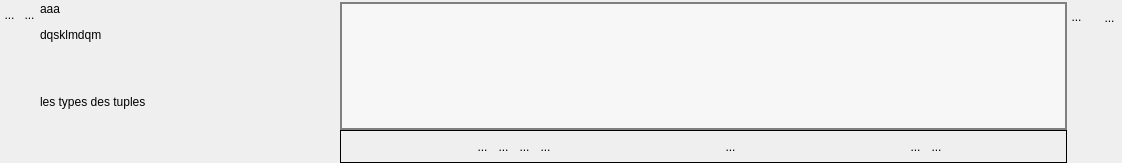
Before: the Qt Designer form UiQT5/desWidgetPlusieursBase.ui in SalomePlatform/eficas_tools, drawn with Qt 5.
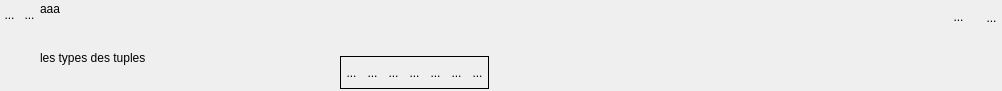
After: the same form once the commit is applied. Icons and pictures are not drawn. Custom widgets are drawn as their Qt base class.

```diff
--- a/UiQT5/desWidgetPlusieursBase.ui
+++ b/UiQT5/desWidgetPlusieursBase.ui
@@ -6,8 +6,8 @@
    <rect>
     <x>0</x>
     <y>0</y>
-    <width>1122</width>
-    <height>163</height>
+    <width>1002</width>
+    <height>91</height>
    </rect>
   </property>
   <property name="sizePolicy">
@@ -31,7 +31,7 @@
 }*/
 </string>
   </property>
-  <layout class="QHBoxLayout" name="horizontalLayout_2">
+  <layout class="QHBoxLayout" name="horizontalLayout_5">
    <property name="spacing">
     <number>0</number>
    </property>
@@ -42,10 +42,10 @@
     <number>2</number>
    </property>
    <property name="rightMargin">
-    <number>2</number>
+    <number>0</number>
    </property>
    <property name="bottomMargin">
-    <number>0</number>
+    <number>2</number>
    </property>
    <item>
     <layout class="QVBoxLayout" name="verticalLayout_3">
@@ -212,7 +212,7 @@
           <x>0</x>
           <y>0</y>
           <width>300</width>
-          <height>101</height>
+          <height>60</height>
          </rect>
         </property>
         <property name="sizePolicy">
@@ -264,13 +264,10 @@
    </item>
    <item>
     <layout class="QVBoxLayout" name="verticalLayout_2">
-     <property name="spacing">
-      <number>0</number>
-     </property>
      <item>
       <widget class="QScrollArea" name="scrollArea">
        <property name="sizePolicy">
-        <sizepolicy hsizetype="Expanding" vsizetype="MinimumExpanding">
+        <sizepolicy hsizetype="Expanding" vsizetype="Expanding">
          <horstretch>0</horstretch>
          <verstretch>0</verstretch>
         </sizepolicy>
@@ -278,20 +275,14 @@
        <property name="minimumSize">
         <size>
          <width>400</width>
-         <height>50</height>
+         <height>20</height>
         </size>
        </property>
        <property name="styleSheet">
-        <string notr="true">background : rgb(247,247,247);
-border: 1px solid gray;
-/* QFrame {
-border: 1px solid gray;
-}*/
-
-</string>
+        <string notr="true"/>
        </property>
        <property name="frameShape">
-        <enum>QFrame::Box</enum>
+        <enum>QFrame::NoFrame</enum>
        </property>
        <property name="frameShadow">
         <enum>QFrame::Plain</enum>
@@ -310,19 +301,19 @@
          <rect>
           <x>0</x>
           <y>0</y>
-          <width>705</width>
-          <height>122</height>
+          <width>589</width>
+          <height>44</height>
          </rect>
         </property>
         <property name="sizePolicy">
-         <sizepolicy hsizetype="Expanding" vsizetype="MinimumExpanding">
+         <sizepolicy hsizetype="Expanding" vsizetype="Expanding">
           <horstretch>0</horstretch>
           <verstretch>0</verstretch>
          </sizepolicy>
         </property>
         <layout class="QVBoxLayout" name="verticalLayoutLE">
          <property name="spacing">
-          <number>2</number>
+          <number>0</number>
          </property>
          <property name="leftMargin">
           <number>2</number>
@@ -341,10 +332,13 @@
            <property name="orientation">
             <enum>Qt::Vertical</enum>
            </property>
+           <property name="sizeType">
+            <enum>QSizePolicy::Fixed</enum>
+           </property>
            <property name="sizeHint" stdset="0">
             <size>
              <width>20</width>
-             <height>40</height>
+             <height>1</height>
             </size>
            </property>
           </spacer>
@@ -354,40 +348,21 @@
       </widget>
      </item>
      <item>
-      <widget class="QFrame" name="frame">
-       <property name="frameShape">
-        <enum>QFrame::Box</enum>
+      <layout class="QHBoxLayout" name="horizontalLayout_2">
+       <property name="sizeConstraint">
+        <enum>QLayout::SetFixedSize</enum>
        </property>
-       <layout class="QHBoxLayout" name="horizontalLayout_6">
-        <property name="leftMargin">
-         <number>0</number>
-        </property>
-        <property name="topMargin">
-         <number>0</number>
-        </property>
-        <property name="rightMargin">
-         <number>0</number>
-        </property>
-        <property name="bottomMargin">
-         <number>0</number>
-        </property>
-        <item>
-         <spacer name="horizontalSpacer_5">
-          <property name="orientation">
-           <enum>Qt::Horizontal</enum>
-          </property>
-          <property name="sizeType">
-           <enum>QSizePolicy::Fixed</enum>
-          </property>
-          <property name="sizeHint" stdset="0">
-           <size>
-            <width>13</width>
-            <height>20</height>
-           </size>
-          </property>
-         </spacer>
-        </item>
-        <item>
+       <item>
+        <widget class="QFrame" name="frame2">
+         <property name="sizePolicy">
+          <sizepolicy hsizetype="Fixed" vsizetype="Fixed">
+           <horstretch>0</horstretch>
+           <verstretch>0</verstretch>
+          </sizepolicy>
+         </property>
+         <property name="frameShape">
+          <enum>QFrame::Box</enum>
+         </property>
          <layout class="QHBoxLayout" name="horizontalLayout_4">
           <property name="spacing">
            <number>0</number>
@@ -395,44 +370,18 @@
           <property name="sizeConstraint">
            <enum>QLayout::SetFixedSize</enum>
           </property>
-          <item>
-           <widget class="QToolButton" name="RBHaut">
-            <property name="minimumSize">
-             <size>
-              <width>21</width>
-              <height>31</height>
-             </size>
-            </property>
-            <property name="maximumSize">
-             <size>
-              <width>21</width>
-              <height>31</height>
-             </size>
-            </property>
-            <property name="focusPolicy">
-             <enum>Qt::ClickFocus</enum>
-            </property>
-            <property name="toolTip">
-             <string>Remonte la ligne</string>
-            </property>
-            <property name="styleSheet">
-             <string notr="true">border : 0px</string>
-            </property>
-            <property name="text">
-             <string>...</string>
-            </property>
-            <property name="icon">
-             <iconset theme="go-up">
-              <normaloff>.</normaloff>.</iconset>
-            </property>
-            <property name="iconSize">
-             <size>
-              <width>32</width>
-              <height>32</height>
-             </size>
-            </property>
-           </widget>
-          </item>
+          <property name="leftMargin">
+           <number>0</number>
+          </property>
+          <property name="topMargin">
+           <number>0</number>
+          </property>
+          <property name="rightMargin">
+           <number>0</number>
+          </property>
+          <property name="bottomMargin">
+           <number>0</number>
+          </property>
           <item>
            <widget class="QToolButton" name="RBBas">
             <property name="minimumSize">
@@ -471,6 +420,44 @@
             </property>
            </widget>
           </item>
+          <item>
+           <widget class="QToolButton" name="RBHaut">
+            <property name="minimumSize">
+             <size>
+              <width>21</width>
+              <height>31</height>
+             </size>
+            </property>
+            <property name="maximumSize">
+             <size>
+              <width>21</width>
+              <height>31</height>
+             </size>
+            </property>
+            <property name="focusPolicy">
+             <enum>Qt::ClickFocus</enum>
+            </property>
+            <property name="toolTip">
+             <string>Remonte la ligne</string>
+            </property>
+            <property name="styleSheet">
+             <string notr="true">border : 0px</string>
+            </property>
+            <property name="text">
+             <string>...</string>
+            </property>
+            <property name="icon">
+             <iconset theme="go-up">
+              <normaloff>.</normaloff>.</iconset>
+            </property>
+            <property name="iconSize">
+             <size>
+              <width>32</width>
+              <height>32</height>
+             </size>
+            </property>
+           </widget>
+          </item>
           <item>
            <widget class="QToolButton" name="RBMoins">
             <property name="minimumSize">
@@ -547,88 +534,8 @@
             </property>
            </widget>
           </item>
-         </layout>
-        </item>
-        <item>
-         <spacer name="horizontalSpacer_2">
-          <property name="orientation">
-           <enum>Qt::Horizontal</enum>
-          </property>
-          <property name="sizeType">
-           <enum>QSizePolicy::Minimum</enum>
-          </property>
-          <property name="sizeHint" stdset="0">
-           <size>
-            <width>40</width>
-            <height>20</height>
-           </size>
-          </property>
-         </spacer>
-        </item>
-        <item>
-         <widget class="QToolButton" name="RBVoisListe">
-          <property name="minimumSize">
-           <size>
-            <width>21</width>
-            <height>31</height>
-           </size>
-          </property>
-          <property name="maximumSize">
-           <size>
-            <width>21</width>
-            <height>31</height>
-           </size>
-          </property>
-          <property name="focusPolicy">
-           <enum>Qt::ClickFocus</enum>
-          </property>
-          <property name="toolTip">
-           <string>Montre l'ensemble des valeurs</string>
-          </property>
-          <property name="styleSheet">
-           <string notr="true">border : 0px</string>
-          </property>
-          <property name="text">
-           <string>...</string>
-          </property>
-          <property name="icon">
-           <iconset>
-            <normaloff>../Editeur/icons/verre-loupe-icone-6087-64.png</normaloff>../Editeur/icons/verre-loupe-icone-6087-64.png</iconset>
-          </property>
-          <property name="iconSize">
-           <size>
-            <width>32</width>
-            <height>32</height>
-           </size>
-          </property>
-         </widget>
-        </item>
-        <item>
-         <spacer name="horizontalSpacer_4">
-          <property name="orientation">
-           <enum>Qt::Horizontal</enum>
-          </property>
-          <property name="sizeType">
-           <enum>QSizePolicy::Minimum</enum>
-          </property>
-          <property name="sizeHint" stdset="0">
-           <size>
-            <width>40</width>
-            <height>20</height>
-           </size>
-          </property>
-         </spacer>
-        </item>
-        <item>
-         <layout class="QHBoxLayout" name="horizontalLayout_5">
-          <property name="spacing">
-           <number>0</number>
-          </property>
-          <property name="sizeConstraint">
-           <enum>QLayout::SetFixedSize</enum>
-          </property>
           <item>
-           <widget class="QToolButton" name="RBSalome">
+           <widget class="QToolButton" name="RBVoisListe">
             <property name="minimumSize">
              <size>
               <width>21</width>
@@ -703,10 +610,61 @@
             </property>
            </widget>
           </item>
+          <item>
+           <widget class="QToolButton" name="RBSalome">
+            <property name="minimumSize">
+             <size>
+              <width>21</width>
+              <height>31</height>
+             </size>
+            </property>
+            <property name="maximumSize">
+             <size>
+              <width>21</width>
+              <height>31</height>
+             </size>
+            </property>
+            <property name="focusPolicy">
+             <enum>Qt::ClickFocus</enum>
+            </property>
+            <property name="toolTip">
+             <string>Sélectionne depuis Salome</string>
+            </property>
+            <property name="styleSheet">
+             <string notr="true">border : 0px</string>
+            </property>
+            <property name="text">
+             <string>...</string>
+            </property>
+            <property name="icon">
+             <iconset>
+              <normaloff>../Editeur/icons/flecheSalome.png</normaloff>../Editeur/icons/flecheSalome.png</iconset>
+            </property>
+            <property name="iconSize">
+             <size>
+              <width>32</width>
+              <height>32</height>
+             </size>
+            </property>
+           </widget>
+          </item>
          </layout>
-        </item>
-       </layout>
-      </widget>
+        </widget>
+       </item>
+       <item>
+        <spacer name="horizontalSpacer_2">
+         <property name="orientation">
+          <enum>Qt::Horizontal</enum>
+         </property>
+         <property name="sizeHint" stdset="0">
+          <size>
+           <width>40</width>
+           <height>20</height>
+          </size>
+         </property>
+        </spacer>
+       </item>
+      </layout>
      </item>
     </layout>
    </item>
```
Left out of the diff: 24 changed lines with no effect on the pictures.
